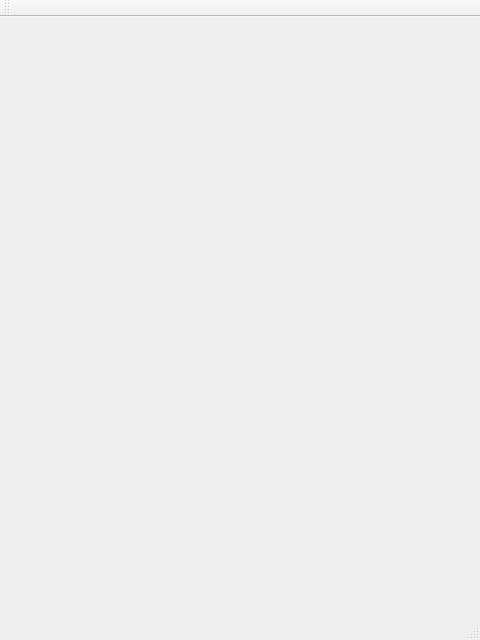
wow056/Tetris-Postech, file mainwindow.ui: the form before one commit.
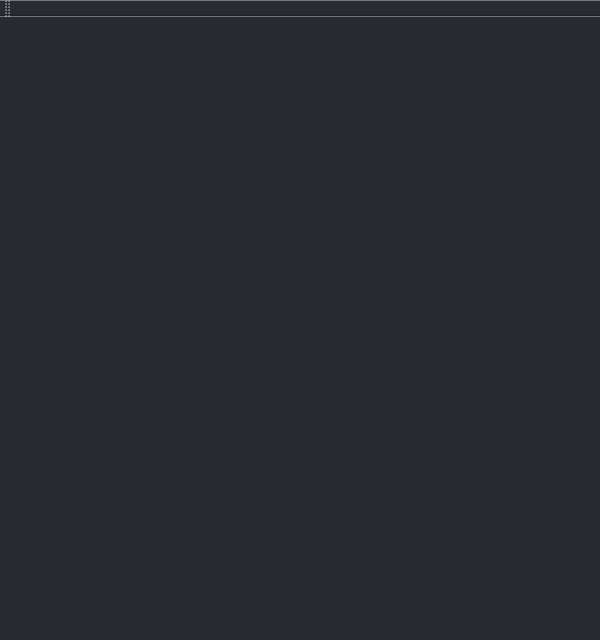
The form after the commit.

What changed in the file:
```diff
--- a/mainwindow.ui
+++ b/mainwindow.ui
@@ -6,13 +6,16 @@
    <rect>
     <x>0</x>
     <y>0</y>
-    <width>480</width>
+    <width>600</width>
     <height>640</height>
    </rect>
   </property>
   <property name="windowTitle">
    <string>MainWindow</string>
   </property>
+  <property name="styleSheet">
+   <string notr="true">background-color: rgb(39, 43, 47);</string>
+  </property>
   <widget class="QWidget" name="centralWidget"/>
   <widget class="QMenuBar" name="menuBar">
    <property name="geometry">
```
Left out of the diff: 2 changed lines with no effect on the pictures.
